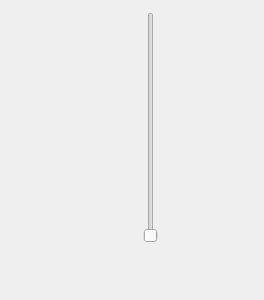
The window that src/ui/volume.ui (tomblackshaw/palpac) describes before a commit, drawn with Qt 5.
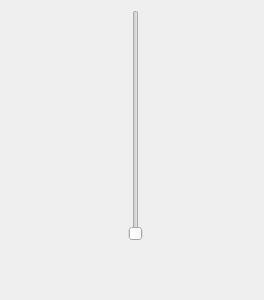
The same window after the commit.

What changed in the file:
```diff
--- a/src/ui/volume.ui
+++ b/src/ui/volume.ui
@@ -29,9 +29,9 @@
    <widget class="QSlider" name="volume_slider">
     <property name="geometry">
      <rect>
-      <x>115</x>
-      <y>12</y>
-      <width>71</width>
+      <x>60</x>
+      <y>10</y>
+      <width>151</width>
       <height>231</height>
      </rect>
     </property>
```
